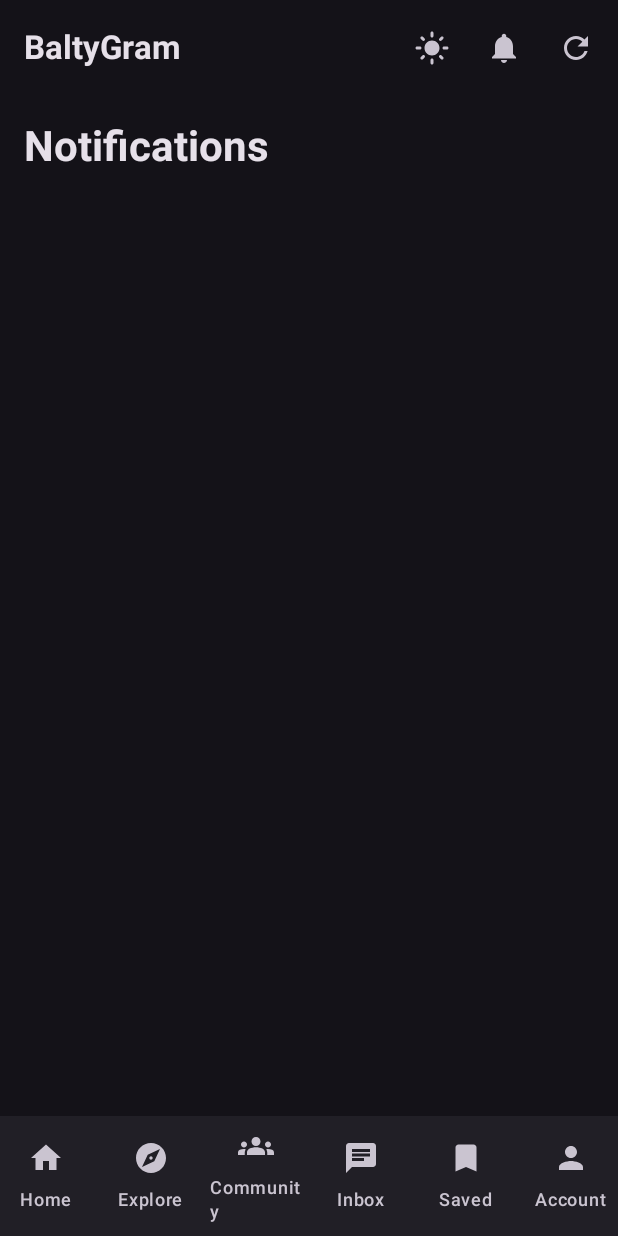
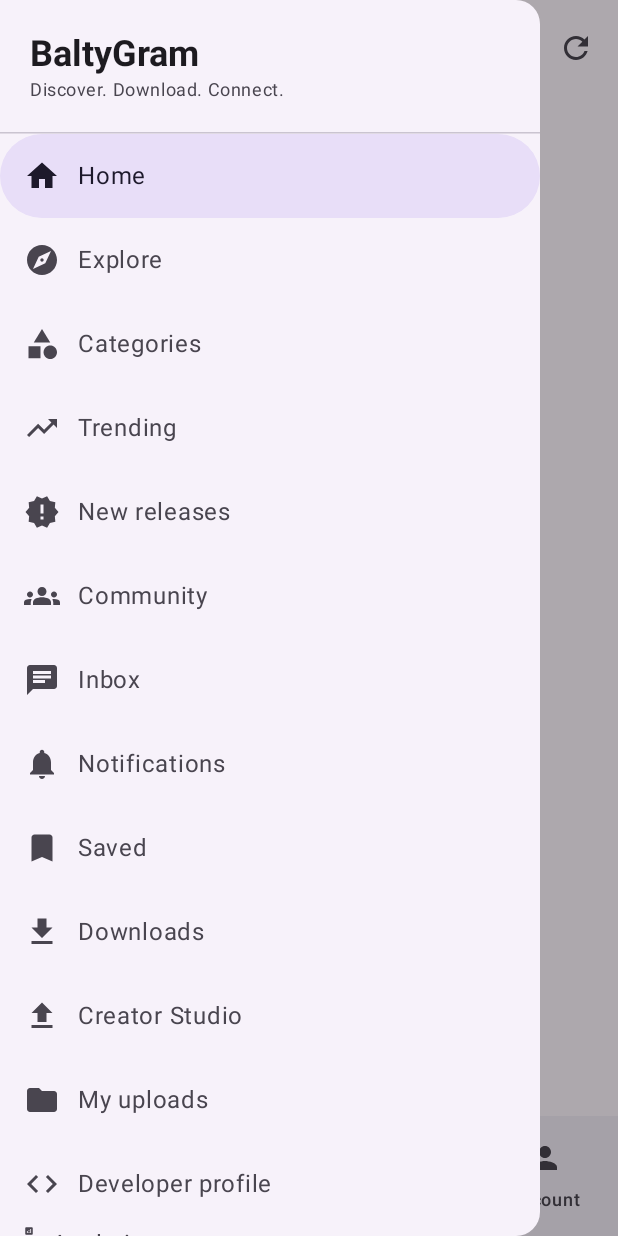
Before and after one commit to elandazariah12-hash/baltygramandroid, an Android app built with Jetpack Compose: the screen it shows after launch (MainActivity), after a tap on "Notifications", on a phone screen of 412 x 824 dp. Run offline under Robolectric (Android 15) with nearby library versions, the phone set to English and light mode, and no system bars; network calls fail; 2 other taps on this screen came first.

Commit message:
Rebuild navigation with drawer and focused bottom bar

```diff
--- a/app/src/main/java/site/baltygram/app/MainActivity.kt
+++ b/app/src/main/java/site/baltygram/app/MainActivity.kt
@@ -54,6 +54,7 @@ fun BaltyGramApp(openUrl:(String)->Unit){
  var chatId by remember { mutableStateOf("") }
  var chatText by remember { mutableStateOf("") }
  val scope= rememberCoroutineScope()
+ val drawerState = rememberDrawerState(DrawerValue.Closed)
 
  fun task(block:suspend()->Unit){
   scope.launch {
@@ -78,10 +79,31 @@ fun BaltyGramApp(openUrl:(String)->Unit){
   colorScheme=if(dark) darkColorScheme(primary=androidx.compose.ui.graphics.Color(0xFF10B981),secondary=androidx.compose.ui.graphics.Color(0xFF6EE7B7))
   else lightColorScheme(primary=androidx.compose.ui.graphics.Color(0xFF059669),secondary=androidx.compose.ui.graphics.Color(0xFF10B981))
  ){
+  ModalNavigationDrawer(
+   drawerState=drawerState,
+   drawerContent={
+    ModalDrawerSheet {
+     Column(Modifier.fillMaxWidth().padding(20.dp)) {
+      Text("BaltyGram",style=MaterialTheme.typography.headlineSmall,fontWeight=FontWeight.Bold)
+      Text("Discover. Download. Connect.",style=MaterialTheme.typography.bodySmall,color=MaterialTheme.colorScheme.onSurfaceVariant)
+     }
+     HorizontalDivider()
+     listOf("Home","Explore","Categories","Trending","New releases","Community","Inbox","Notifications","Saved","Downloads","Creator Studio","My uploads","Developer profile","Analytics","Account","Settings","Help","About").forEach { destination ->
+      NavigationDrawerItem(
+       label={Text(destination)},
+       selected=page==destination || (destination=="Creator Studio" && page=="Creator"),
+       icon={Icon(when(destination){"Home"->Icons.Default.Home;"Explore"->Icons.Default.Explore;"Categories"->Icons.Default.Category;"Trending"->Icons.Default.TrendingUp;"New releases"->Icons.Default.NewReleases;"Community"->Icons.Default.Groups;"Inbox"->Icons.Default.Chat;"Notifications"->Icons.Default.Notifications;"Saved"->Icons.Default.Bookmark;"Downloads"->Icons.Default.Download;"Creator Studio"->Icons.Default.Upload;"My uploads"->Icons.Default.Folder;"Developer profile"->Icons.Default.Code;"Analytics"->Icons.Default.Analytics;"Account"->Icons.Default.Person;"Settings"->Icons.Default.Settings;"Help"->Icons.Default.HelpOutline;else->Icons.Default.Info},null)},
+       onClick={scope.launch { drawerState.close(); page=when(destination){"Creator Studio"->"Creator";"Categories","Trending","New releases"->"Explore";"My uploads","Developer profile","Analytics"->"Creator";else->destination};selected=null }}
+      )
+     }
+    }
+   }
+  ) {
   Scaffold(
    topBar={
     TopAppBar(
      title={Text("BaltyGram",fontWeight=FontWeight.Bold)},
+     navigationIcon={IconButton(onClick={scope.launch { drawerState.open() }}){Icon(Icons.Default.Menu,"Open navigation menu")}},
      actions={
       IconButton(onClick={dark=!dark}){Icon(if(dark) Icons.Default.LightMode else Icons.Default.DarkMode,"Theme")}
       IconButton(onClick={page="Notifications";task{notices=SupabaseClient.notifications()}}){
@@ -93,11 +115,11 @@ fun BaltyGramApp(openUrl:(String)->Unit){
    },
    bottomBar={
     NavigationBar {
-     listOf("Home","Explore","Community","Inbox","Saved","Account").forEach { p ->
+     listOf("Home","Explore","Community","Account").forEach { p ->
       NavigationBarItem(
        selected=page==p,
        onClick={page=p;selected=null},
-       icon={Icon(when(p){"Home"->Icons.Default.Home;"Explore"->Icons.Default.Explore;"Community"->Icons.Default.Groups;"Inbox"->Icons.Default.Chat;"Saved"->Icons.Default.Bookmark;else->Icons.Default.Person},p)},
+       icon={Icon(when(p){"Home"->Icons.Default.Home;"Explore"->Icons.Default.Explore;"Community"->Icons.Default.Groups;else->Icons.Default.Person},p)},
        label={Text(p)}
       )
      }
@@ -147,11 +169,24 @@ fun BaltyGramApp(openUrl:(String)->Unit){
        onCreator={page="Creator"}
       )
       "Creator" -> CreatorScreen(openUrl)
+      "Downloads" -> InfoScreen("Downloads","Your downloaded files will be listed here. A persistent download manager is not connected in this build.")
+      "Settings" -> InfoScreen("Settings","Theme controls are available from the top bar. Account and privacy settings remain tied to your BaltyGram account.")
+      "Help" -> InfoScreen("Help","Visit baltygram.site for support and platform information.")
+      "About" -> InfoScreen("About BaltyGram","A digital discovery platform for games, apps, software and developer tools.")
       else -> HomeScreen(listings,onOpen={selected=it},onExplore={page="Explore"})
      }
     }
    }
   }
+  }
+ }
+}
+
+@Composable
+fun InfoScreen(title:String,description:String){
+ Column(Modifier.fillMaxSize().padding(24.dp),verticalArrangement=Arrangement.spacedBy(12.dp)){
+  Text(title,style=MaterialTheme.typography.headlineMedium,fontWeight=FontWeight.Bold)
+  Text(description,color=MaterialTheme.colorScheme.onSurfaceVariant)
  }
 }
 
```
